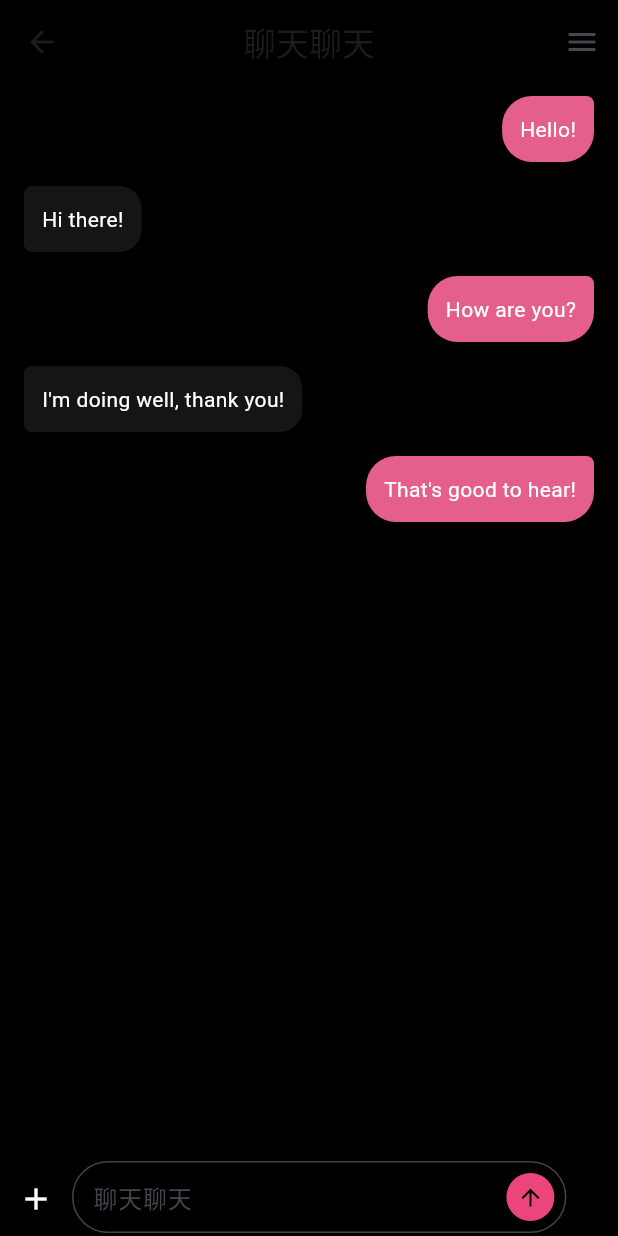
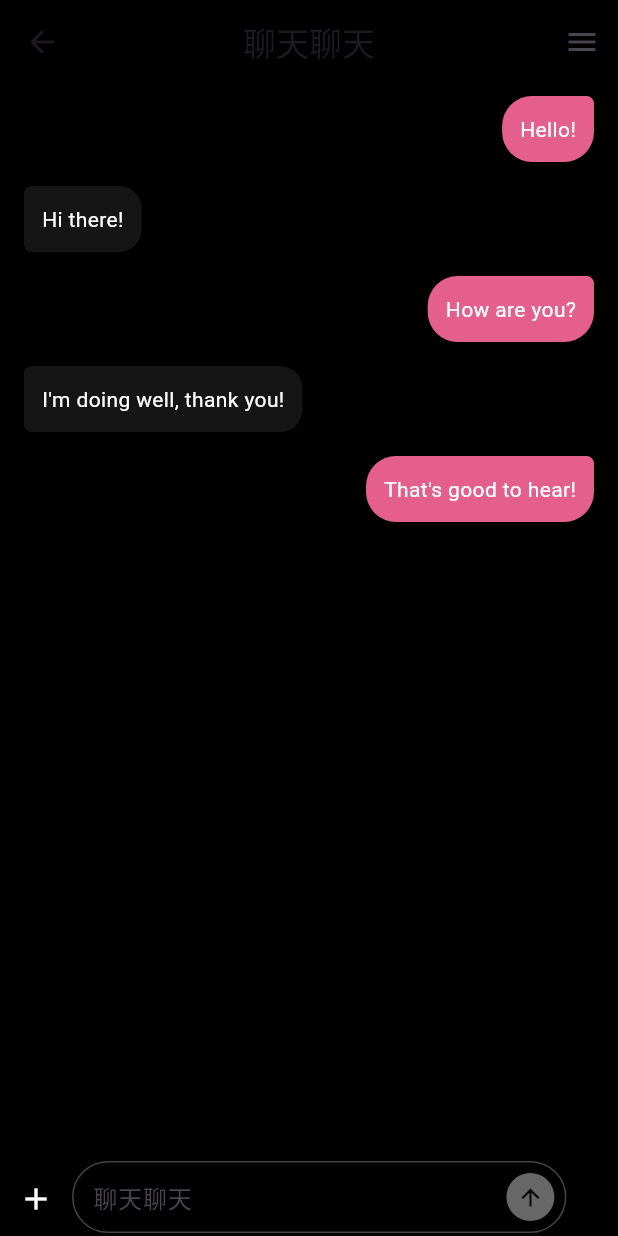
Before and after one commit to ClementDunstanSiaffu/test_dev_flutter_app, a Flutter app: the screen it shows after launch, on a phone screen of 412 x 824 dp. Run offline on Flutter 3.47's test engine with Material 3 defaults, Android fonts, the phone set to English and light mode, and no system bars; missing offline and left inert: sendbird_chat_sdk.

Commit message:
improve UI

```diff
--- a/lib/main.dart
+++ b/lib/main.dart
@@ -38,6 +38,7 @@ class ChatScreenWidget extends StatefulWidget {
 class _ChatWidgetState extends State<ChatScreenWidget> {
 
   List<BaseMessage> messages = [];
+  bool startTyping = false;
 
   @override void initState() {
     super.initState();
@@ -75,6 +76,9 @@ class _ChatWidgetState extends State<ChatScreenWidget> {
         width:MediaQuery.of(context).size.width*0.8,
         height:50,
         child:TextField(
+          onTap: ()=>setState(() {
+            startTyping = true;
+          }),
           decoration:InputDecoration(
             filled: true,
             fillColor:Colors.transparent,
@@ -91,7 +95,7 @@ class _ChatWidgetState extends State<ChatScreenWidget> {
               margin:const EdgeInsets.symmetric(vertical:8,horizontal:8),
               width:20,
               height:20,
-              decoration:BoxDecoration(color:const Color.fromARGB(255, 235, 69, 124),borderRadius:BorderRadius.circular(40)),
+              decoration:BoxDecoration(color:startTyping ? const Color.fromARGB(255, 235, 69, 124):const Color.fromARGB(166, 158, 158, 158),borderRadius:BorderRadius.circular(40)),
               child:GestureDetector(
                 child:const Icon(Icons.arrow_upward,color:Colors.black,size: 18),
               )
```
